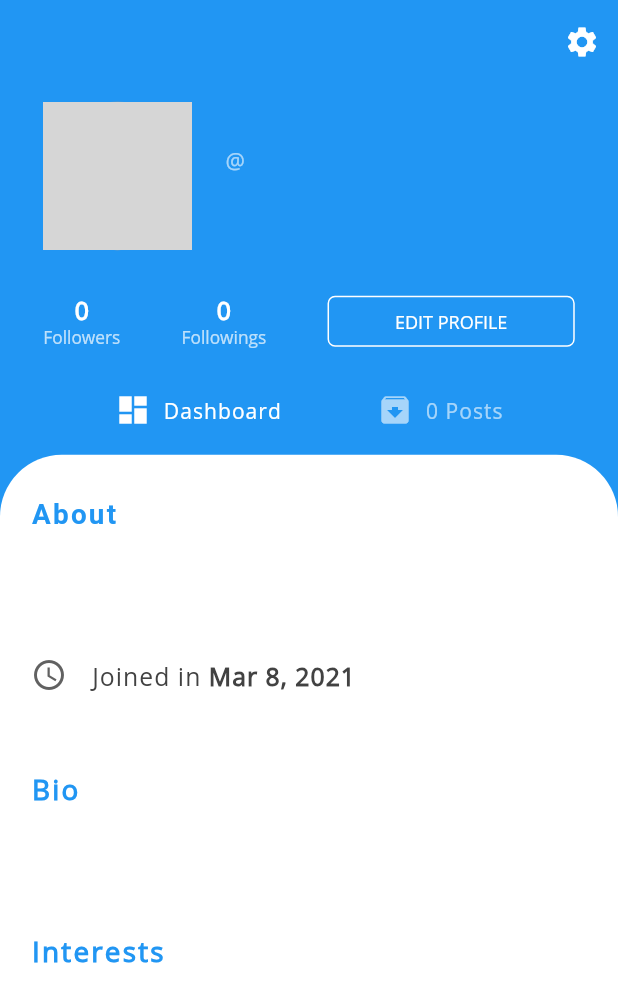
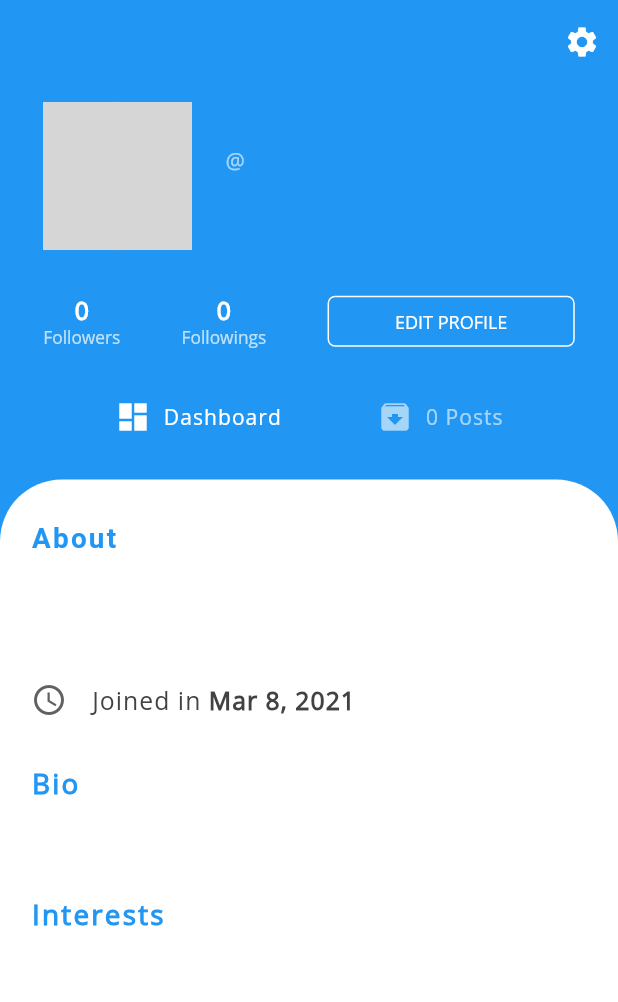
Before and after one commit to hdpolover/ybb, a Flutter app: the Profile screen opened directly with empty values, on a phone screen of 412 x 824 dp. Shown: the top 1002 px of the screen. Run offline on Flutter 3.47's test engine with Material 2 defaults, Android fonts, the light colour scheme and no system bars; drawn by our look-alikes of liquid_pull_to_refresh; our stand-ins replace bloc, cached_network_image, cloud_firestore, curved_navigation_bar, dropdown_formfield, equatable and 17 more; missing offline and left inert: connectivity_wrapper, flutter_email_sender, launch_review; accounts and stored records are empty; network calls fail; grey boxes are pictures that could not be loaded.

Commit message:
updated from mac

```diff
--- a/lib/pages/profile.dart
+++ b/lib/pages/profile.dart
@@ -354,7 +354,11 @@ class _ProfileState extends State<Profile>
         return Column(
           children: [
             Padding(
-              padding: EdgeInsets.all(MediaQuery.of(context).size.width * 0.05),
+              padding: EdgeInsets.fromLTRB(
+                  MediaQuery.of(context).size.width * 0.05,
+                  MediaQuery.of(context).size.width * 0.05,
+                  MediaQuery.of(context).size.width * 0.05,
+                  0),
               child: Column(
                 mainAxisAlignment: MainAxisAlignment.start,
                 crossAxisAlignment: CrossAxisAlignment.start,
@@ -568,7 +572,11 @@ class _ProfileState extends State<Profile>
               ),
             ),
             Padding(
-              padding: EdgeInsets.all(MediaQuery.of(context).size.width * 0.05),
+              padding: EdgeInsets.fromLTRB(
+                  MediaQuery.of(context).size.width * 0.05,
+                  MediaQuery.of(context).size.width * 0.05,
+                  MediaQuery.of(context).size.width * 0.05,
+                  0),
               child: Column(
                 mainAxisAlignment: MainAxisAlignment.start,
                 crossAxisAlignment: CrossAxisAlignment.start,
@@ -601,8 +609,11 @@ class _ProfileState extends State<Profile>
               ),
             ),
             Padding(
-              padding:
-                  EdgeInsets.all(MediaQuery.of(context).size.width * 0.050),
+              padding: EdgeInsets.fromLTRB(
+                  MediaQuery.of(context).size.width * 0.05,
+                  MediaQuery.of(context).size.width * 0.05,
+                  MediaQuery.of(context).size.width * 0.05,
+                  0),
               child: Column(
                 mainAxisAlignment: MainAxisAlignment.start,
                 crossAxisAlignment: CrossAxisAlignment.start,
@@ -962,12 +973,11 @@ class _ProfileState extends State<Profile>
         onRefresh: refreshProfile,
         child: ConnectivityScreenWrapper(
           child: SingleChildScrollView(
-            child: Stack(
-              overflow: Overflow.visible,
+            child: Column(
               children: <Widget>[
                 Container(
                   color: Theme.of(context).primaryColor,
-                  height: MediaQuery.of(context).size.height * 0.3,
+                  height: MediaQuery.of(context).size.height * 0.32,
                   child: Padding(
                     padding: EdgeInsets.only(
                         left: MediaQuery.of(context).size.width * 0.07,
@@ -1012,17 +1022,14 @@ class _ProfileState extends State<Profile>
                           ],
                         ),
                         SizedBox(
-                          height: MediaQuery.of(context).size.height * 0.02,
+                          height: MediaQuery.of(context).size.height * 0.025,
                         ),
                         buildProfileMenu(),
                       ],
                     ),
                   ),
                 ),
-                Padding(
-                  padding: EdgeInsets.only(
-                      top: MediaQuery.of(context).size.height * 0.3),
-                  child: Container(
+                Container(
                   width: MediaQuery.of(context).size.width,
                   decoration: BoxDecoration(
                       color: Colors.white,
@@ -1043,7 +1050,6 @@ class _ProfileState extends State<Profile>
                       ],
                     ),
                   ),
-                  ),
                 )
               ],
             ),
```
Also changed, not shown: 3 other files. Lines whose indentation alone changed are shown as unchanged.
